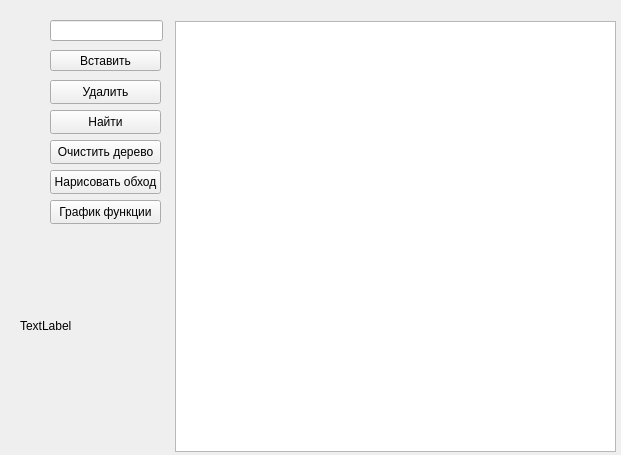
This is ui/Treewindow.ui in Dartmoney/Sequance as Qt 5 draws it before an edit. The edited form follows.
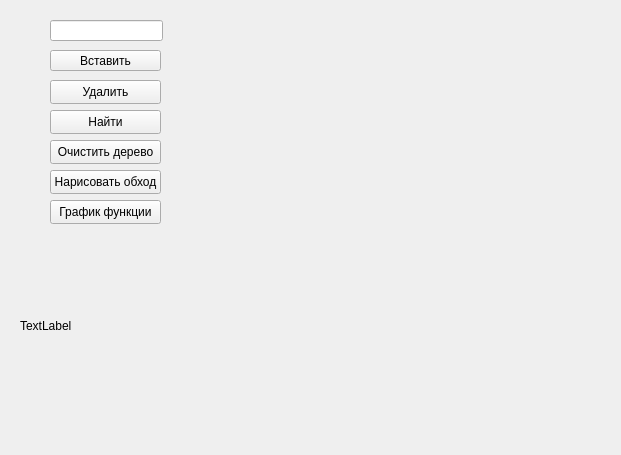
This is the edited form.

Patch:
```diff
--- a/ui/Treewindow.ui
+++ b/ui/Treewindow.ui
@@ -88,16 +88,6 @@
     <string>Нарисовать обход</string>
    </property>
   </widget>
-  <widget class="QGraphicsView" name="graphicsViewTree">
-   <property name="geometry">
-    <rect>
-     <x>175</x>
-     <y>21</y>
-     <width>441</width>
-     <height>431</height>
-    </rect>
-   </property>
-  </widget>
   <widget class="QLabel" name="labelOutput">
    <property name="geometry">
     <rect>
@@ -124,6 +114,16 @@
     <string>График функции</string>
    </property>
   </widget>
+  <widget class="QWidget" name="webWidget" native="true">
+   <property name="geometry">
+    <rect>
+     <x>210</x>
+     <y>20</y>
+     <width>391</width>
+     <height>421</height>
+    </rect>
+   </property>
+  </widget>
  </widget>
  <resources/>
  <connections/>
```
